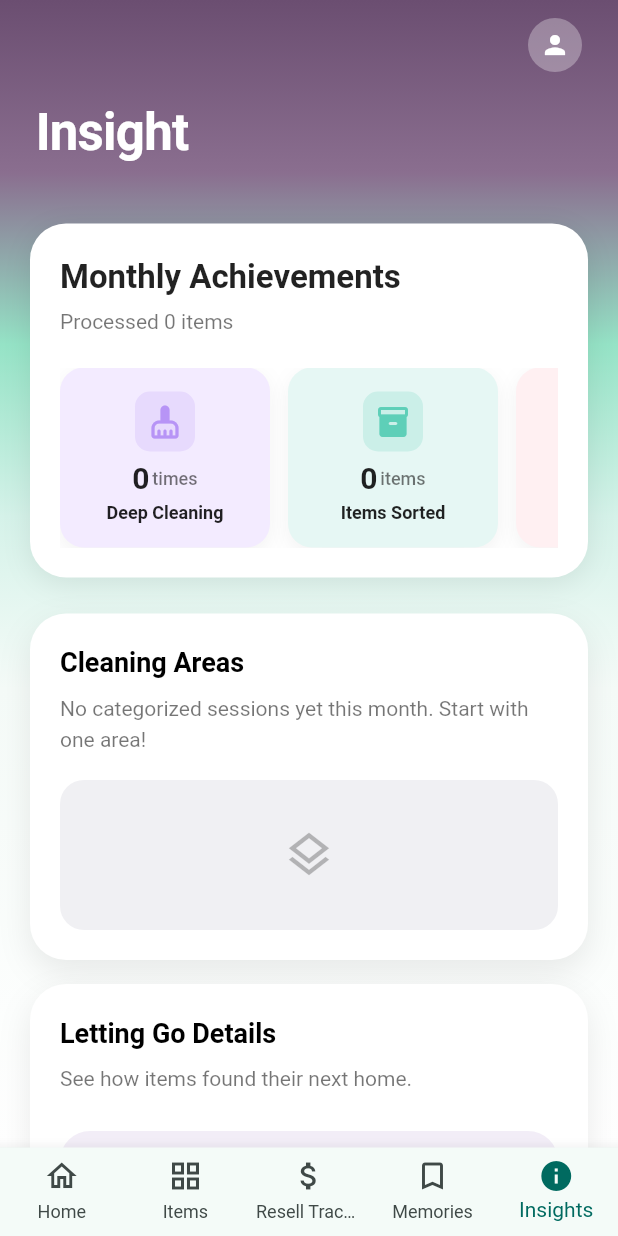
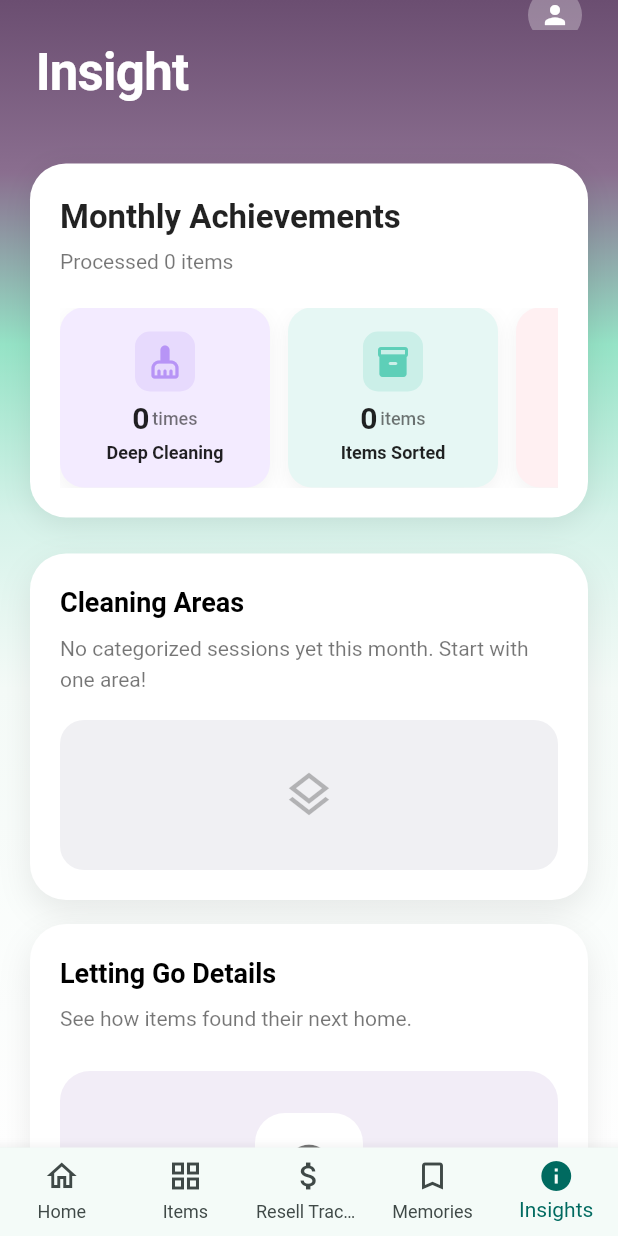
Before and after one commit to icaichen/KeepJoy, a Flutter app: the screen it shows after launch, item 5 of the bottom bar chosen, on a phone screen of 412 x 824 dp. Run offline on Flutter 3.47's test engine with Material 3 defaults, Android fonts, the phone set to English and light mode, and no system bars; our stand-ins replace image_picker, supabase_flutter; missing offline and left inert: google_mlkit_image_labeling; accounts and stored records are empty; Roboto replaces fonts that are missing (SF Pro); project files that could hold a hidden picture were left out.

```diff
--- a/lib/features/insights/insights_screen.dart
+++ b/lib/features/insights/insights_screen.dart
@@ -1,3 +1,5 @@
+import 'dart:ui';
+
 import 'package:flutter/material.dart';
 import 'package:keepjoy_app/l10n/app_localizations.dart';
 import 'package:keepjoy_app/models/declutter_item.dart';
@@ -149,29 +151,35 @@ class _InsightsScreenState extends State<InsightsScreen> {
     final gradientHeight = 200.0; // Fixed gradient height
 
     // Calculate scroll progress based on how much the gradient has scrolled away
-    final maxScroll = gradientHeight - 60; // When gradient title reaches header
+    final maxScroll = gradientHeight; // When gradient title reaches header
     final scrollProgress = (_scrollOffset / maxScroll).clamp(0.0, 1.0);
 
-    // Interpolate colors based on scroll
+    // Header expands from thin to full height
+    final headerHeight = 20.0 + (40.0 * scrollProgress); // 20px → 60px
+
+    // Semi-transparent blurred background
     final headerBgColor = Color.lerp(
       Colors.transparent,
-      Colors.white,
+      Colors.white.withValues(alpha: 0.8),
       scrollProgress,
     )!;
 
-    // Header title fades IN and moves to center as gradient scrolls away
+    // Header title slides up from bottom of header and moves to center
     final headerTitleOpacity = scrollProgress;
     final headerTitleColor = Colors.black87;
 
-    // Icon opacity (fades out)
-    final iconOpacity = 1.0 - scrollProgress;
+    // Title slides up from bottom (starts at bottom of header, ends at center)
+    final titleVerticalOffset = 20.0 * (1.0 - scrollProgress); // Slides up from +20 to 0
 
-    // Title alignment in header (moves to center)
+    // Title alignment (starts left, moves to center)
     final titleAlignment = Alignment.lerp(
       Alignment.centerLeft,
       Alignment.center,
       scrollProgress,
     )!;
+
+    // Icon opacity (fades out as we scroll)
+    final iconOpacity = 1.0 - scrollProgress;
 
     return Scaffold(
       body: Container(
@@ -193,27 +201,39 @@ class _InsightsScreenState extends State<InsightsScreen> {
         child: CustomScrollView(
           controller: _scrollController,
           slivers: [
-            // Sticky header (transparent at first, becomes white)
+            // Sticky header (thin at first, expands on scroll)
             SliverAppBar(
               pinned: true,
-              toolbarHeight: 60,
-              backgroundColor: headerBgColor,
-              elevation: scrollProgress > 0.8 ? 0.5 : 0,
-              shadowColor: Colors.black.withValues(alpha: 0.1),
-              flexibleSpace: SafeArea(
+              toolbarHeight: headerHeight,
+              backgroundColor: Colors.transparent,
+              elevation: 0,
+              flexibleSpace: ClipRect(
+                child: BackdropFilter(
+                  filter: ImageFilter.blur(
+                    sigmaX: 10.0 * scrollProgress,
+                    sigmaY: 10.0 * scrollProgress,
+                  ),
                   child: Container(
-                  height: 60,
+                    color: headerBgColor,
+                    child: SafeArea(
+                      child: Container(
+                        height: headerHeight,
                         padding: const EdgeInsets.symmetric(horizontal: 24),
                         child: Stack(
                           children: [
-                      // Header title (fades IN and moves to center)
+                            // Header title (slides up from bottom and fades in)
                             if (headerTitleOpacity > 0.01)
-                        Align(
-                          alignment: titleAlignment,
+                              Positioned(
+                                left: titleAlignment == Alignment.center ? 0 : 0,
+                                right: titleAlignment == Alignment.center ? 0 : null,
+                                top: (headerHeight / 2) - 12 + titleVerticalOffset,
                                 child: Opacity(
                                   opacity: headerTitleOpacity,
                                   child: Text(
                                     isChinese ? '洞察' : 'Insight',
+                                    textAlign: titleAlignment == Alignment.center
+                                        ? TextAlign.center
+                                        : TextAlign.left,
                                     style: Theme.of(context).textTheme.titleLarge?.copyWith(
                                       fontWeight: FontWeight.w700,
                                       color: headerTitleColor,
@@ -221,15 +241,13 @@ class _InsightsScreenState extends State<InsightsScreen> {
                                   ),
                                 ),
                               ),
-                      // Profile icon (fades out)
+                            // Profile icon (only visible initially)
                             if (iconOpacity > 0.01)
                               Positioned(
                                 right: 0,
-                          top: 0,
-                          bottom: 0,
+                                top: (headerHeight / 2) - 18,
                                 child: Opacity(
                                   opacity: iconOpacity,
-                            child: Center(
                                   child: Container(
                                     width: 36,
                                     height: 36,
@@ -245,8 +263,10 @@ class _InsightsScreenState extends State<InsightsScreen> {
                                   ),
                                 ),
                               ),
+                          ],
                         ),
-                    ],
+                      ),
+                    ),
                   ),
                 ),
               ),
```
Lines whose indentation alone changed are shown as unchanged.
